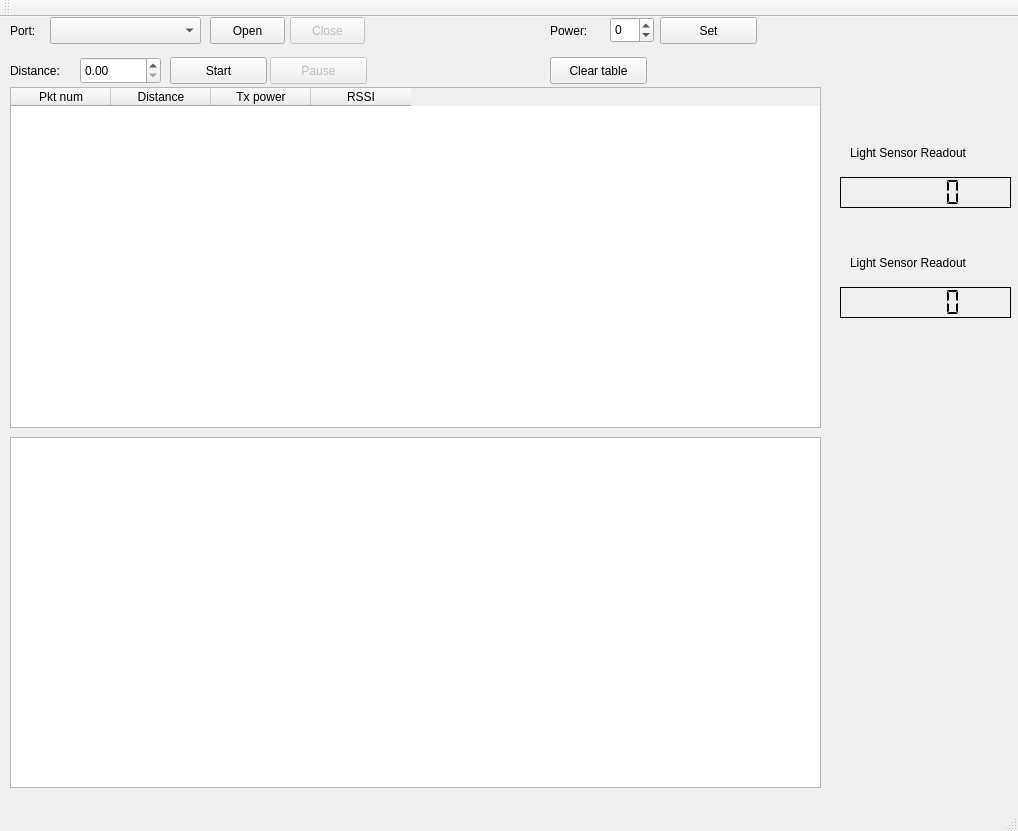
Qt form Lesson_5/Parking_lot_Qt/mainwindow.ui (Codaxx/WSN_Lab_2025) before a commit.
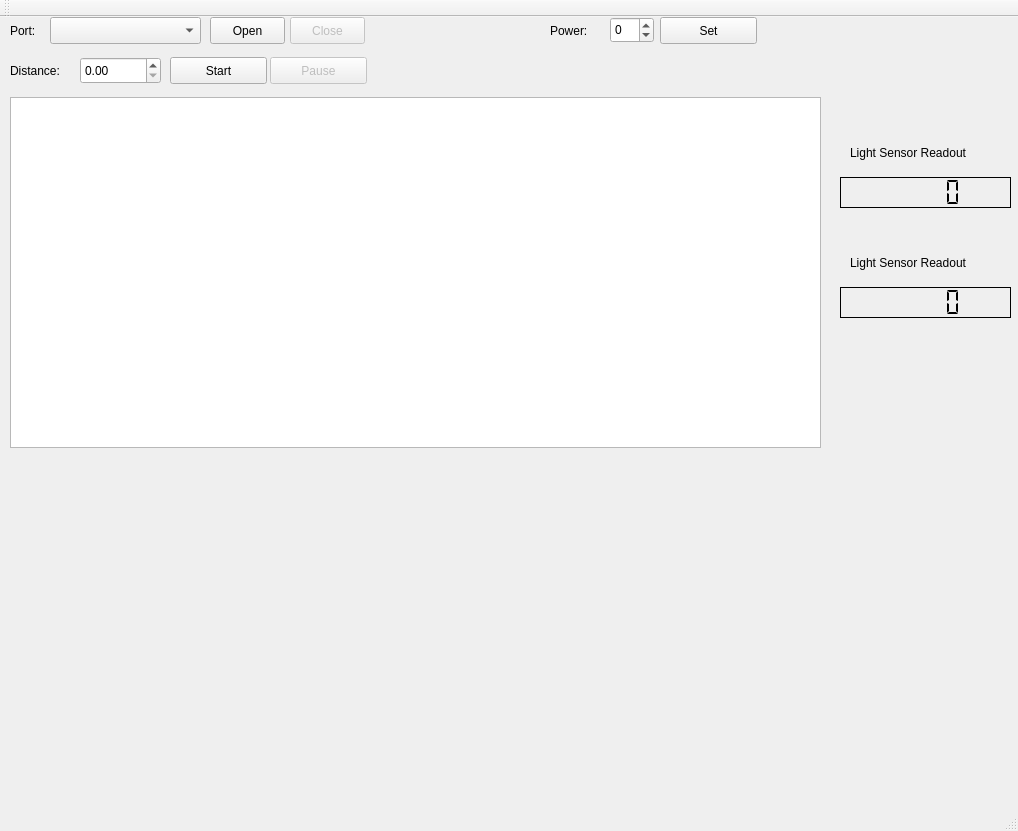
The same form after that commit.

```diff
--- a/Lesson_5/Parking_lot_Qt/mainwindow.ui
+++ b/Lesson_5/Parking_lot_Qt/mainwindow.ui
@@ -21,7 +21,7 @@
     <property name="geometry">
      <rect>
       <x>10</x>
-      <y>420</y>
+      <y>80</y>
       <width>811</width>
       <height>351</height>
      </rect>
@@ -79,36 +79,6 @@
      <string>Close</string>
     </property>
    </widget>
-   <widget class="QTableWidget" name="tableWidget">
-    <property name="geometry">
-     <rect>
-      <x>10</x>
-      <y>70</y>
-      <width>811</width>
-      <height>341</height>
-     </rect>
-    </property>
-    <column>
-     <property name="text">
-      <string>Pkt num</string>
-     </property>
-    </column>
-    <column>
-     <property name="text">
-      <string>Distance</string>
-     </property>
-    </column>
-    <column>
-     <property name="text">
-      <string>Tx power</string>
-     </property>
-    </column>
-    <column>
-     <property name="text">
-      <string>RSSI</string>
-     </property>
-    </column>
-   </widget>
    <widget class="QLabel" name="label_2">
     <property name="geometry">
      <rect>
@@ -161,19 +131,6 @@
      </rect>
     </property>
    </widget>
-   <widget class="QPushButton" name="pushButton_clearTable">
-    <property name="geometry">
-     <rect>
-      <x>550</x>
-      <y>40</y>
-      <width>97</width>
-      <height>27</height>
-     </rect>
-    </property>
-    <property name="text">
-     <string>Clear table</string>
-    </property>
-   </widget>
    <widget class="QLabel" name="label_3">
     <property name="geometry">
      <rect>
```
